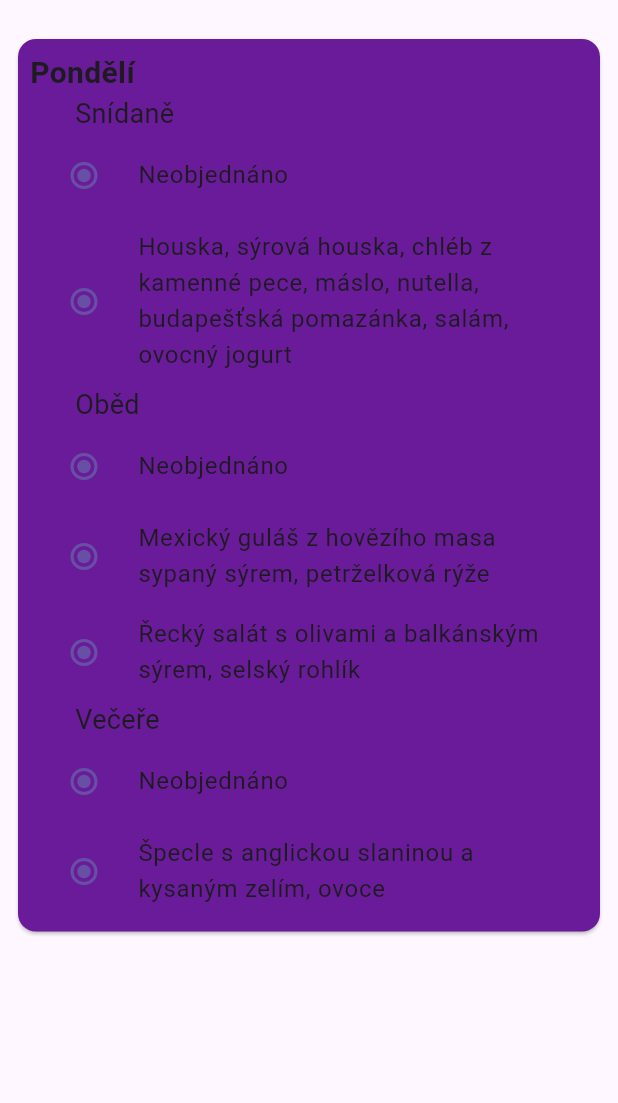
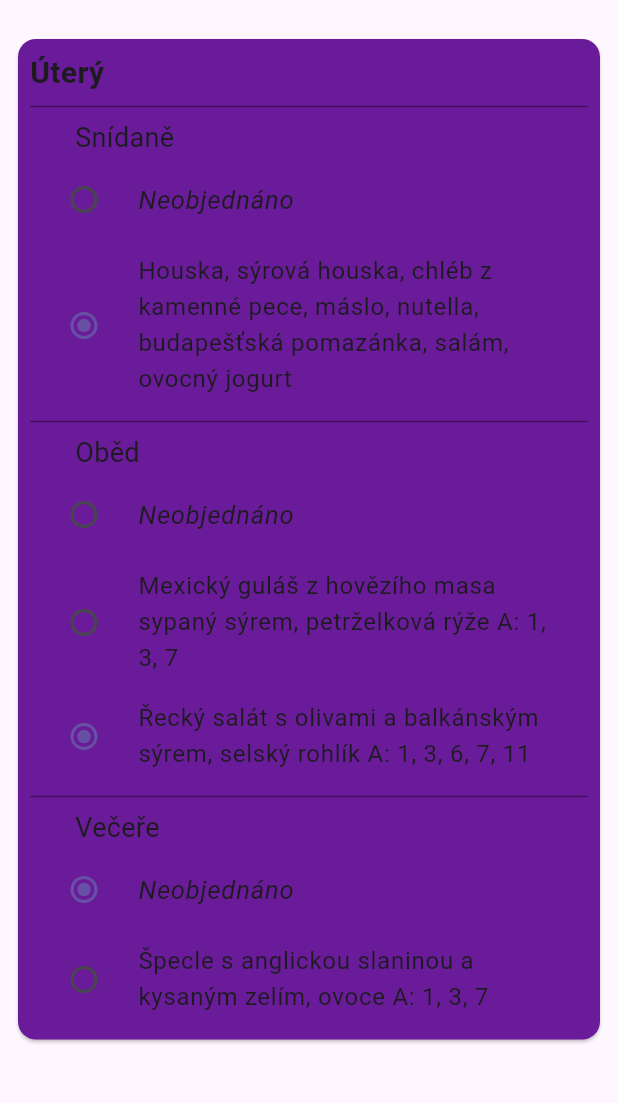
Before and after one commit to DavidCZ2051/stravovani_app, a Flutter app: the screen it shows after launch, on a phone screen of 412 x 824 dp, the part 63-1166 px from its top. Run offline on Flutter 3.47's test engine with Material 2 defaults, Android fonts, the phone set to English and light mode, and no system bars; our stand-ins replace go_router; missing offline and left inert: nfc_host_card_emulation.

Commit message:
hce & progress

```diff
--- a/lib/classes.dart
+++ b/lib/classes.dart
@@ -50,16 +50,27 @@ enum Allergens {
 }
 
 class Food {
+  int number;
   String name;
   List<Allergens>? allergens;
-  Food(this.name, {this.allergens});
+
+  String get allergensString {
+    if (allergens == null) return "";
+
+    return "A: ${allergens!.map((e) => e.number).join(", ")}";
+  }
+
+  Food(this.name, this.number, {this.allergens});
 }
 
 class FoodType {
+  int number;
   String name;
   List<Food> foods;
+  int selectedFood;
 
-  FoodType(this.name, {required this.foods});
+  FoodType(this.name, this.number,
+      {required this.foods, required this.selectedFood});
 }
 
 class Day {
@@ -71,25 +82,31 @@ class Day {
 
 List<Day> menu = [
   Day(
-    "Pondělí",
+    "Úterý",
     foodTypes: [
       FoodType(
         "Snídaně",
+        0,
         foods: [
           Food(
             "Houska, sýrová houska, chléb z kamenné pece, máslo, nutella, budapešťská pomazánka, salám, ovocný jogurt",
+            1,
           ),
         ],
+        selectedFood: 1,
       ),
       FoodType(
         "Oběd",
+        1,
         foods: [
           Food(
             "Mexický guláš z hovězího masa sypaný sýrem, petrželková rýže",
+            1,
             allergens: [Allergens.gluten, Allergens.eggs, Allergens.milk],
           ),
           Food(
             "Řecký salát s olivami a balkánským sýrem, selský rohlík",
+            2,
             allergens: [
               Allergens.gluten,
               Allergens.eggs,
@@ -99,15 +116,19 @@ List<Day> menu = [
             ],
           ),
         ],
+        selectedFood: 2,
       ),
       FoodType(
         "Večeře",
+        2,
         foods: [
           Food(
             "Špecle s anglickou slaninou a kysaným zelím, ovoce",
+            1,
             allergens: [Allergens.gluten, Allergens.eggs, Allergens.milk],
           ),
         ],
+        selectedFood: 0,
       ),
     ],
   ),
--- a/lib/globals.dart
+++ b/lib/globals.dart
@@ -2,6 +2,7 @@
 import 'package:flutter/material.dart';
 
 const String appVersion = "1.0.0-DEV";
+const bool debug = true;
 
 final ThemeData lightThemeData = ThemeData(
   brightness: Brightness.light,
--- a/lib/main.dart
+++ b/lib/main.dart
@@ -6,6 +6,7 @@ import 'globals.dart' as globals;
 // routes
 import 'package:stravovani_app/routes/menu.dart';
 import 'package:stravovani_app/routes/allergens.dart';
+import 'package:stravovani_app/routes/hce.dart';
 
 void main() {
   runApp(const App());
@@ -21,6 +22,10 @@ final router = GoRouter(
     GoRoute(
       path: "/alergeny",
       builder: (context, state) => const AllergensScreen(),
+    ),
+    GoRoute(
+      path: "/hce",
+      builder: (context, state) => const HceScreen(),
     ),
   ],
 );
--- a/lib/routes/menu.dart
+++ b/lib/routes/menu.dart
@@ -44,6 +44,9 @@ class _MenuScreenState extends State<MenuScreen> {
                           Column(
                             crossAxisAlignment: CrossAxisAlignment.start,
                             children: [
+                              const Divider(
+                                color: Colors.black38,
+                              ),
                               Padding(
                                 padding: const EdgeInsets.only(left: 30),
                                 child: Text(
@@ -53,16 +56,31 @@ class _MenuScreenState extends State<MenuScreen> {
                               ),
                               RadioListTile(
                                 value: 0,
-                                groupValue: 0,
-                                onChanged: (value) {},
-                                title: const Text("Neobjednáno"),
+                                groupValue: foodType.selectedFood,
+                                onChanged: (value) {
+                                  setState(() {
+                                    foodType.selectedFood = value as int;
+                                  });
+                                },
+                                title: const Text(
+                                  "Neobjednáno",
+                                  style: TextStyle(
+                                    fontStyle: FontStyle.italic,
+                                    fontSize: 17,
+                                  ),
+                                ),
                               ),
                               for (Food food in foodType.foods)
                                 RadioListTile(
-                                  value: 0,
-                                  groupValue: 0,
-                                  onChanged: (value) {},
-                                  title: Text(food.name),
+                                  value: food.number,
+                                  groupValue: foodType.selectedFood,
+                                  onChanged: (value) {
+                                    setState(() {
+                                      foodType.selectedFood = value as int;
+                                    });
+                                  },
+                                  title: Text(
+                                      "${food.name} ${food.allergensString}"),
                                 ),
                             ],
                           ),
--- a/pubspec.yaml
+++ b/pubspec.yaml
@@ -28,6 +28,7 @@ environment:
 # the latest version available on pub.dev. To see which dependencies have newer
 # versions available, run `flutter pub outdated`.
 dependencies:
+  app_settings: ^5.0.0
   flutter:
     sdk: flutter
 
```
Also changed, not shown: lib/routes/hce.dart (added, +130 -0 lines), lib/widgets/drawer.dart (+11 -0 lines), pubspec.lock, 2 other files.
